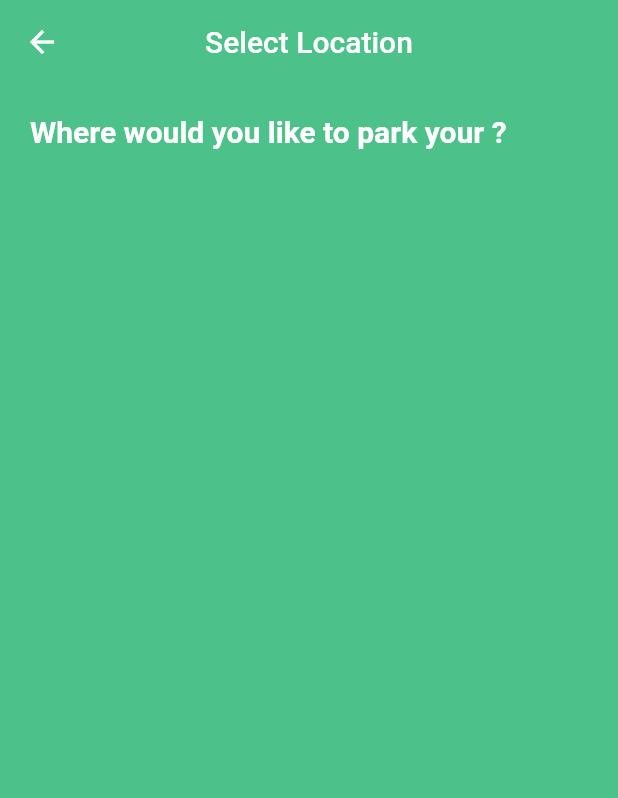
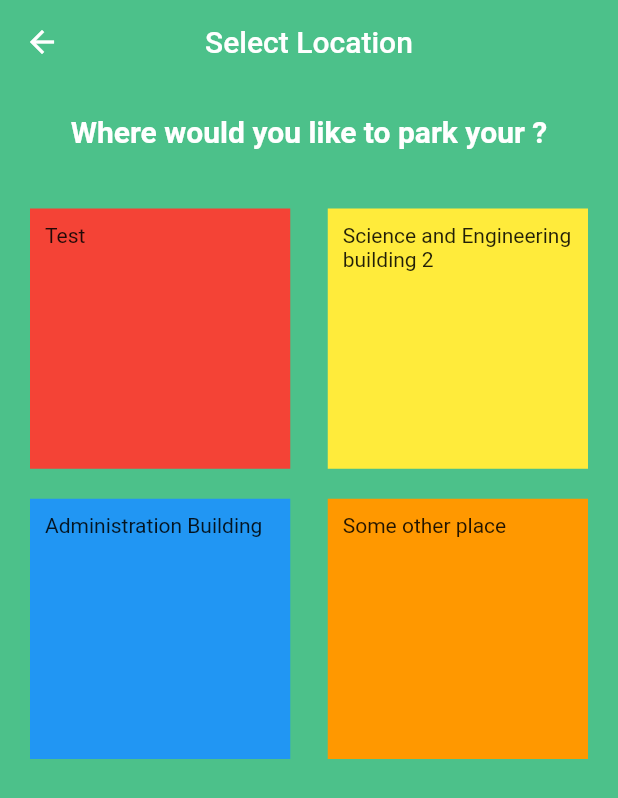
Before and after one commit to Ake3m/NDHU-Smart-Park, a Flutter app: the Locations screen opened directly with empty values, on a phone screen of 412 x 824 dp. Shown: the top 798 px of the screen. Run offline on Flutter 3.47's test engine with Material 2 defaults, Android fonts, the phone set to English and light mode, and no system bars; our stand-ins replace google_fonts.

Commit message:
Added test route

```diff
--- a/smartpark/lib/locations.dart
+++ b/smartpark/lib/locations.dart
@@ -1,7 +1,16 @@
 import 'package:flutter/material.dart';
+import 'details.dart';
 
 class Locations extends StatelessWidget {
   const Locations({Key? key, required this.vehicleType}) : super(key: key);
+
+  void viewDetailed(context, collection, document) {
+    Navigator.push(
+        context,
+        MaterialPageRoute(
+            builder: (context) =>
+                Details(collection: collection, document: document)));
+  }
 
   final String vehicleType;
   @override
@@ -14,14 +23,53 @@ class Locations extends StatelessWidget {
         backgroundColor: const Color(0xFF4CC18A),
       ),
       backgroundColor: const Color(0xFF4CC18A),
-      body: Container(
+      body: Column(children: [
+        Container(
           padding: const EdgeInsets.all(20),
-        child: Text('Where would you like to park your $vehicleType?',
+          child: Text(
+              'Where would you like to park your ${vehicleType.toLowerCase()}?',
               style: const TextStyle(
                   color: Colors.white,
                   fontSize: 20,
                   fontWeight: FontWeight.bold)),
         ),
+        Expanded(
+          child: GridView.count(
+            crossAxisCount: 2,
+            primary: false,
+            padding: const EdgeInsets.all(20),
+            crossAxisSpacing: 25,
+            mainAxisSpacing: 20,
+            children: [
+              GestureDetector(
+                onTap: () {
+                  viewDetailed(context, vehicleType, 'Test');
+                },
+                child: Container(
+                  padding: const EdgeInsets.all(10),
+                  child: const Text('Test'),
+                  color: Colors.red,
+                ),
+              ),
+              Container(
+                padding: const EdgeInsets.all(10),
+                child: const Text('Science and Engineering building 2'),
+                color: Colors.yellow,
+              ),
+              Container(
+                padding: const EdgeInsets.all(10),
+                child: const Text('Administration Building'),
+                color: Colors.blue,
+              ),
+              Container(
+                padding: const EdgeInsets.all(10),
+                child: const Text('Some other place'),
+                color: Colors.orange,
+              )
+            ],
+          ),
+        )
+      ]),
     );
   }
 }
```
Also changed, not shown: smartpark/lib/details.dart (added, +24 -0 lines). Lines whose indentation alone changed are shown as unchanged.
